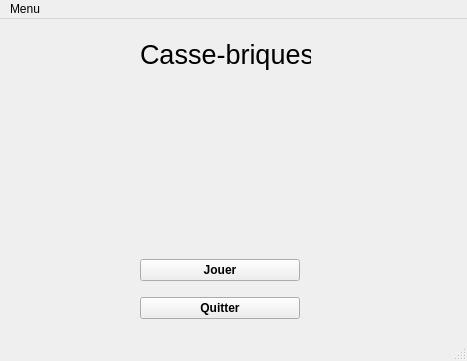
First picture: the form in src/cb.ui, repository divtec-cejef/2020-JCO-Casse-Briques, before the edit.
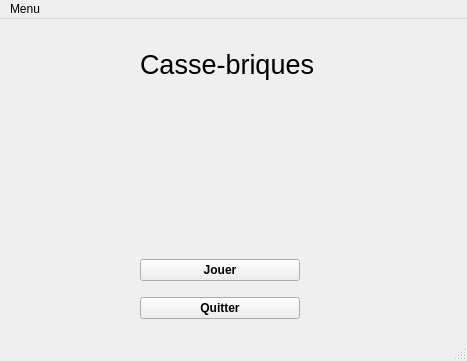
Second picture: the form after the edit.

```diff
--- a/src/cb.ui
+++ b/src/cb.ui
@@ -13,6 +13,9 @@
   <property name="windowTitle">
    <string>Intro - Casse-briques</string>
   </property>
+  <property name="autoFillBackground">
+   <bool>false</bool>
+  </property>
   <widget class="QWidget" name="centralwidget">
    <widget class="QWidget" name="verticalLayoutWidget">
     <property name="geometry">
@@ -62,8 +65,8 @@
     <property name="geometry">
      <rect>
       <x>140</x>
-      <y>10</y>
-      <width>171</width>
+      <y>20</y>
+      <width>211</width>
       <height>51</height>
      </rect>
     </property>
```
Left out of the diff: 17 changed lines with no effect on the pictures.
